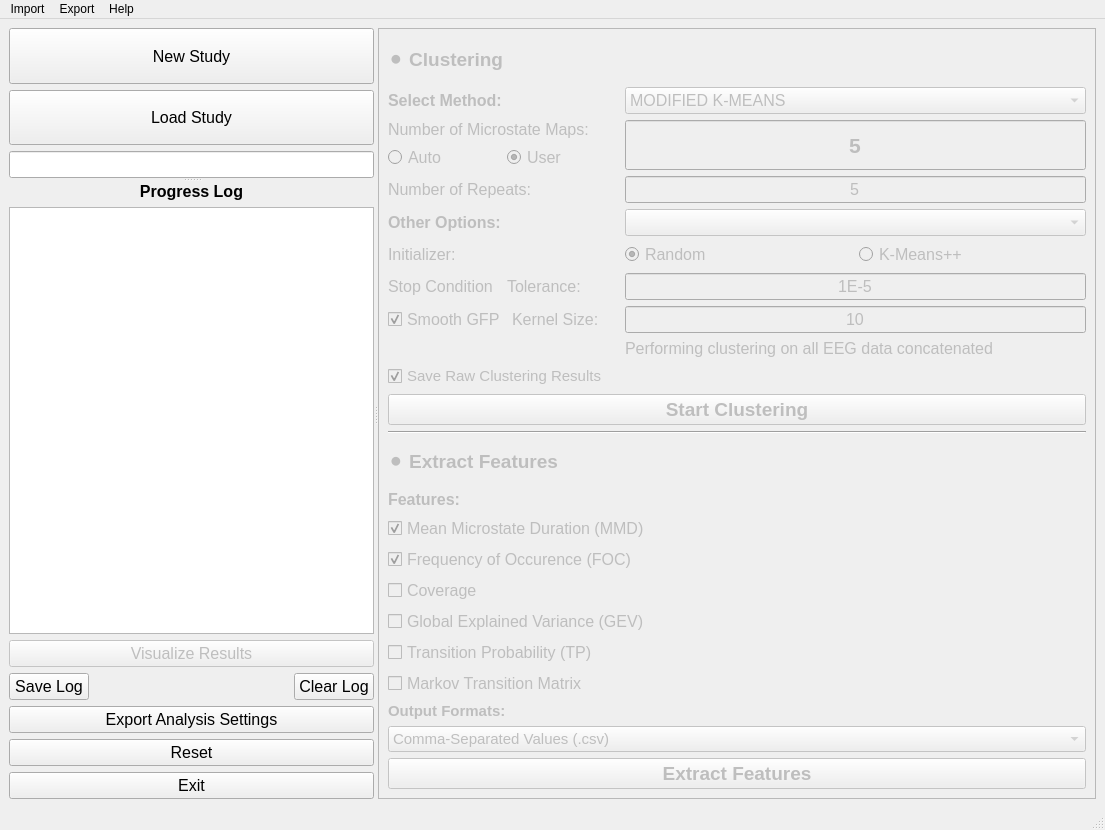
This is src/main/resources/base/MainMicrostateWindow.ui in eeg-comet/eeg-comet as Qt 5 draws it before an edit. The edited form follows.
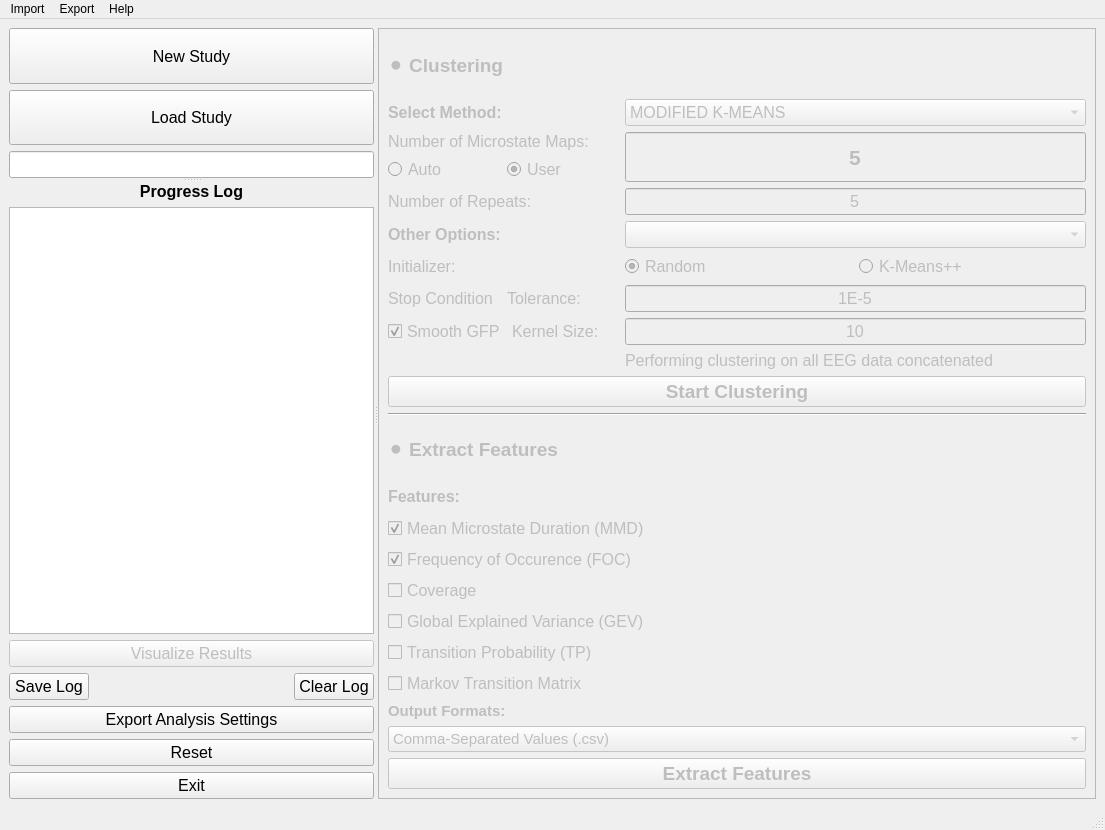
This is the edited form.

Commit message: fixed loading results

Diff of the .ui file:
```diff
--- a/src/main/resources/base/MainMicrostateWindow.ui
+++ b/src/main/resources/base/MainMicrostateWindow.ui
@@ -401,42 +401,6 @@
              <property name="sizeConstraint">
               <enum>QLayout::SetMaximumSize</enum>
              </property>
-             <item>
-              <widget class="QCheckBox" name="step2_save_clustering_checkbox">
-               <property name="enabled">
-                <bool>false</bool>
-               </property>
-               <property name="sizePolicy">
-                <sizepolicy hsizetype="Preferred" vsizetype="Fixed">
-                 <horstretch>0</horstretch>
-                 <verstretch>0</verstretch>
-                </sizepolicy>
-               </property>
-               <property name="minimumSize">
-                <size>
-                 <width>0</width>
-                 <height>0</height>
-                </size>
-               </property>
-               <property name="maximumSize">
-                <size>
-                 <width>16777215</width>
-                 <height>16777215</height>
-                </size>
-               </property>
-               <property name="font">
-                <font>
-                 <pointsize>11</pointsize>
-                </font>
-               </property>
-               <property name="text">
-                <string>Save Raw Clustering Results</string>
-               </property>
-               <property name="checked">
-                <bool>true</bool>
-               </property>
-              </widget>
-             </item>
              <item>
               <widget class="QPushButton" name="step2_clustering_button">
                <property name="enabled">
```
Left out of the diff: 2 changed lines with no effect on the pictures. The commit also changes 13 other files.
